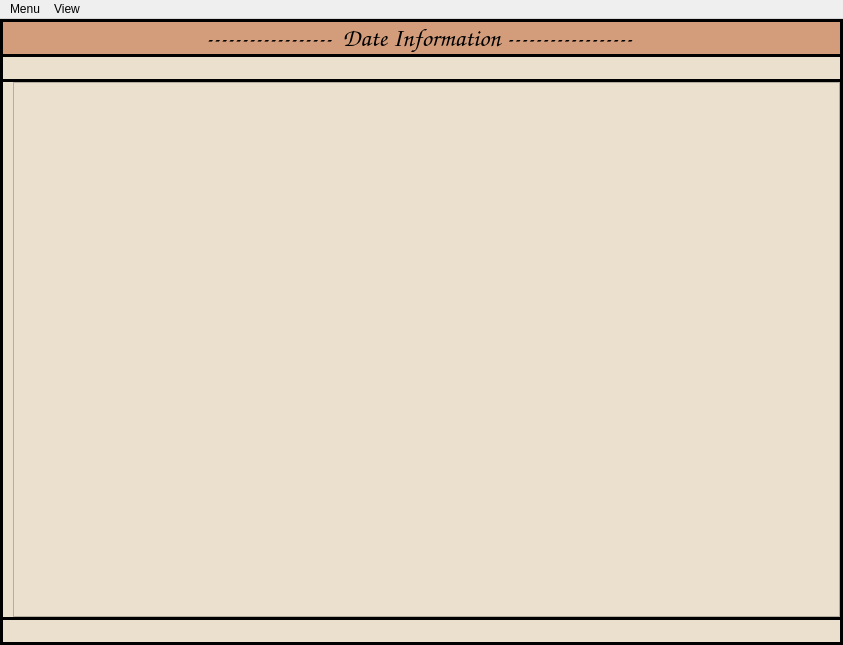
This is mainwindow.ui in DmytroHoliaka/To-Doing as Qt 5 draws it before an edit. The edited form follows.
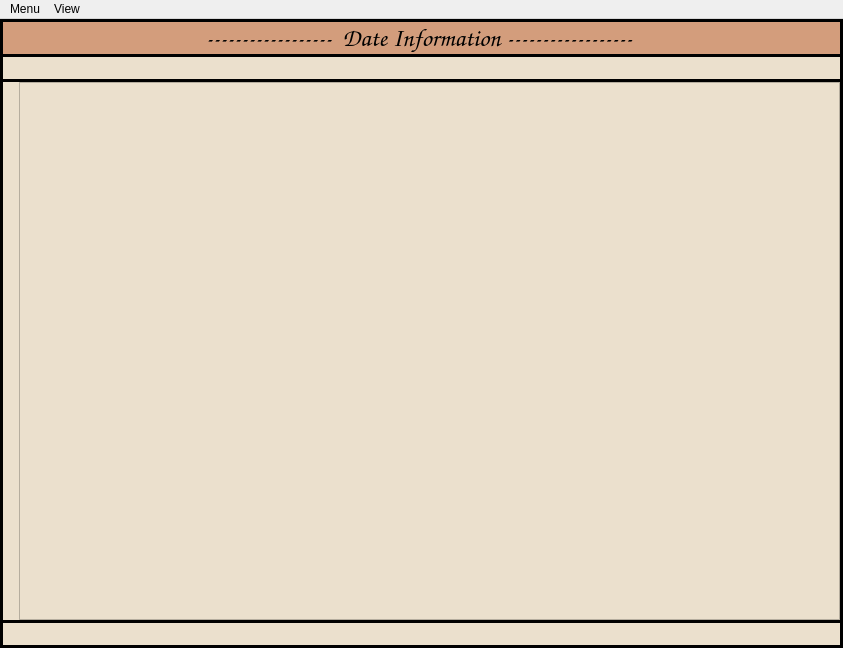
This is the edited form. Icons and pictures are not drawn.

Commit message: Appearance: Added a new appearance and name with an icon for the main window

Patch:
```diff
--- a/mainwindow.ui
+++ b/mainwindow.ui
@@ -10,7 +10,7 @@
     <x>0</x>
     <y>0</y>
     <width>843</width>
-    <height>645</height>
+    <height>648</height>
    </rect>
   </property>
   <property name="windowTitle">
@@ -412,12 +412,9 @@
             <property name="orientation">
              <enum>Qt::Horizontal</enum>
             </property>
-            <property name="sizeType">
-             <enum>QSizePolicy::Fixed</enum>
-            </property>
             <property name="sizeHint" stdset="0">
              <size>
-              <width>10</width>
+              <width>40</width>
               <height>20</height>
              </size>
             </property>
@@ -551,6 +548,22 @@
           <property name="bottomMargin">
            <number>0</number>
           </property>
+          <item>
+           <spacer name="horizontalSpacer_11">
+            <property name="orientation">
+             <enum>Qt::Horizontal</enum>
+            </property>
+            <property name="sizeType">
+             <enum>QSizePolicy::Fixed</enum>
+            </property>
+            <property name="sizeHint" stdset="0">
+             <size>
+              <width>10</width>
+              <height>20</height>
+             </size>
+            </property>
+           </spacer>
+          </item>
           <item>
            <widget class="QPushButton" name="previousDay">
             <property name="text">
@@ -571,22 +584,6 @@
             </property>
            </widget>
           </item>
-          <item>
-           <spacer name="horizontalSpacer_11">
-            <property name="orientation">
-             <enum>Qt::Horizontal</enum>
-            </property>
-            <property name="sizeType">
-             <enum>QSizePolicy::Fixed</enum>
-            </property>
-            <property name="sizeHint" stdset="0">
-             <size>
-              <width>10</width>
-              <height>20</height>
-             </size>
-            </property>
-           </spacer>
-          </item>
           <item>
            <spacer name="horizontalSpacer_5">
             <property name="orientation">
```
Left out of the diff: 2 changed lines with no effect on the pictures. The commit also changes 7 other files.
